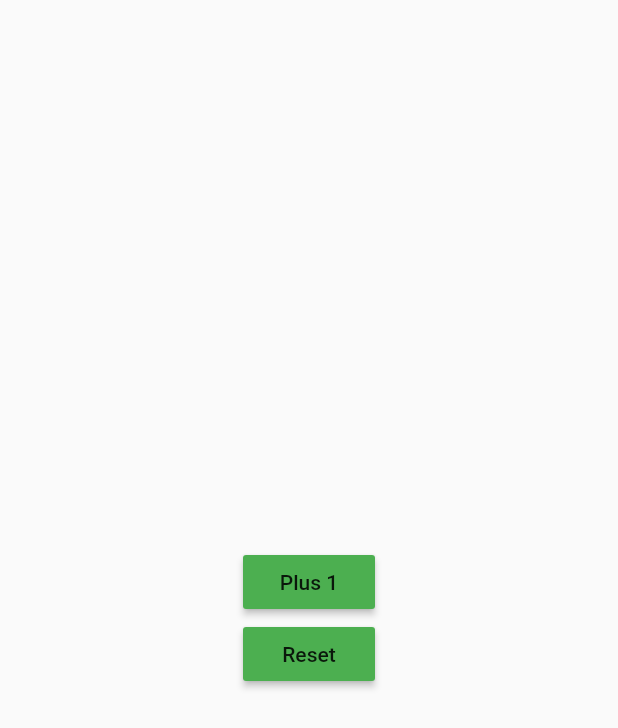
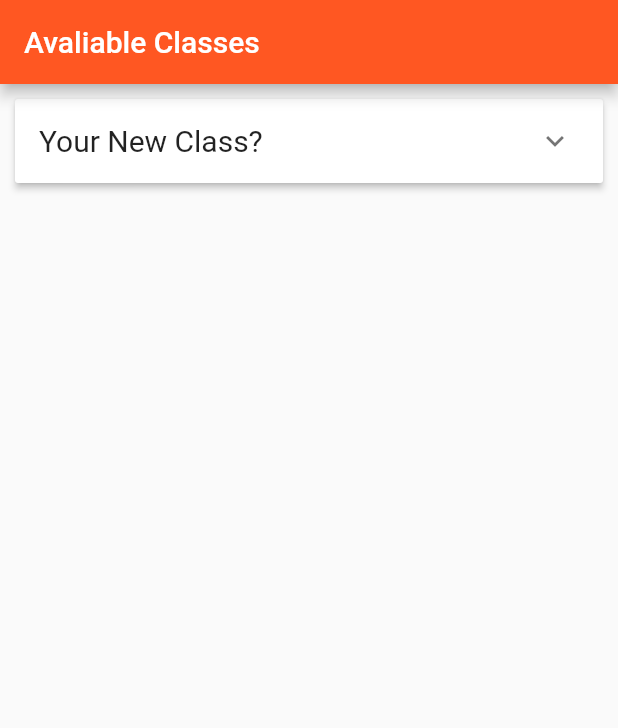
Before and after one commit to mobileappdevhm/concept-team-2-fml-ben, a Flutter app: the AvaliableClass screen opened directly, on a phone screen of 412 x 824 dp. Shown: the top 728 px of the screen. Run offline on Flutter 3.47's test engine with Material 2 defaults, Android fonts, the phone set to English and light mode, and no system bars.

Commit message:
Added better working drop downs for My classes and Avaliable classes.

```diff
--- a/lib/AvaliableClass.dart
+++ b/lib/AvaliableClass.dart
@@ -1,5 +1,7 @@
 import 'package:flutter/material.dart';
 import 'globals.dart' as globals;
+import 'GlobalFunctions.dart';
+
 
 class AvaliableClass extends StatefulWidget {
   AvaliableClass({Key key}) : super(key: key);
@@ -9,34 +11,51 @@ class AvaliableClass extends StatefulWidget {
 }
 
 class _AvaliableClassState extends State<AvaliableClass>{
+  List<Class> ClassList = getAvaliableClasses();
+
   @override
   Widget build(BuildContext context) {
-    return new Container(
-      child: new Center(
-        child: new Column(
-          mainAxisAlignment: MainAxisAlignment.center,
-          children: <Widget>[
-            new RaisedButton(
-              child: new Text("Plus 1"),
-              color: Colors.green,
-              onPressed: _incrementCounter,
-            ),
-            new RaisedButton(
-              child: new Text("Reset"),
-              color: Colors.green,
-              onPressed: _resetCounter,
-            ),
-          ],
-        ),
+    ListView Class_List;
+    Class_List = new ListView(
+      children: [
+        new Padding(
+          padding: new EdgeInsets.all(10.0),
+          child: new ExpansionPanelList(
+            expansionCallback: (int index, bool isExpanded) {
+              setState(() {
+                ClassList[index].isExpanded = !ClassList[index].isExpanded;
+              });
+            },
+            children: ClassList.map((Class item) {
+              return new ExpansionPanel(
+                headerBuilder: (BuildContext context, bool isExpanded) {
+                  return new ListTile(
+                    title: new Text(
+                      item.header,
+                      textAlign: TextAlign.left,
+                      style: new TextStyle(
+                        fontSize: 20.0,
+                        fontWeight: FontWeight.w400,
+                      ),
+
+                    ),
+                  );
+                },
+                isExpanded: item.isExpanded,
+                body: item.body,
+              );
+            }).toList(),
+          ),
+        )
+      ],
+    );
+    Scaffold scaffold = new Scaffold(
+      appBar: new AppBar(
+        backgroundColor: Colors.deepOrange,
+        title: new Text("Avaliable Classes"),
       ),
+      body: Class_List,
     );
-  }
-
-  void _incrementCounter() {
-    globals.count++;
-  }
-
-  void _resetCounter() {
-    globals.count=0;
+    return scaffold;
   }
 }
--- a/lib/GlobalFunctions.dart
+++ b/lib/GlobalFunctions.dart
@@ -1,32 +1,143 @@
 import 'package:flutter/material.dart';
 import 'globals.dart' as globals;
-
 
 
 class Class {
   bool isExpanded;
   final String header;
   final Widget body;
+
   Class(this.isExpanded, this.header, this.body);
 }
 
-List<Class> getMyClasses(){
+
+List<Class> getMyClasses() {
   List<Class> ClassList = <Class>[];
-  for(int i = 0; i < globals.count; i++) {
+  //Poll database for information and number of entries.
+  for (int i = 0; i < globals.count; i++) {
     ClassList.add(
       new Class(
         false,
         "This is my class xD its nme is super long dont you think",
-        new Padding(
-          padding: new EdgeInsets.all(20.0),
-          child: new Column(
-              children: <Widget>[
-                new Text("YOU MADE IT")
-              ]
+
+        new Container(
+          padding: new EdgeInsets.fromLTRB(8.0, 0.0, 0.0, 8.0),
+          child: new Row(
+
+            crossAxisAlignment: CrossAxisAlignment.start,
+
+            children: <Widget>[
+              new Column(
+                  children: <Widget>[
+                    new Padding(
+                        padding: new EdgeInsets.fromLTRB(8.0, 0.0, 0.0, 0.0)),
+                    new Text(
+                      'Class Time',
+                      style: new TextStyle(
+                        fontSize: 25.0,
+                      ),
+                    ),
+                    new Text(
+                      'Class Location',
+                      style: new TextStyle(
+                        fontSize: 25.0,
+                      ),
+                    ),
+                  ]
+              ),
+              new Padding(
+                  padding: new EdgeInsets.fromLTRB(20.0, 0.0, 0.0, 8.0)),
+              new FloatingActionButton(
+                backgroundColor: Colors.blue,
+                onPressed: null,
+                child: new Text("i",
+                  style: new TextStyle(
+                    fontWeight: FontWeight.bold,
+                    fontSize: 35.0,
+                  ),
+                ),
+              ),
+              new Padding(
+                  padding: new EdgeInsets.fromLTRB(0.0, 0.0, 0.0, 20.0)),
+
+            ],
           ),
         ),
+
       ),
     );
   }
   return ClassList;
 }
+
+List<Class> getAvaliableClasses() {
+  List<Class> ClassList = <Class>[];
+  //Poll database for information and number of entries.
+  for (int i = 0; i < globals.count; i++) {
+    ClassList.add(
+      new Class(
+        false,
+        "Your New Class?",
+
+        new Container(
+          padding: new EdgeInsets.fromLTRB(8.0, 0.0, 0.0, 8.0),
+          child: new Row(
+
+            crossAxisAlignment: CrossAxisAlignment.start,
+
+            children: <Widget>[
+              new Column(
+                  children: <Widget>[
+                    new Padding(
+                        padding: new EdgeInsets.fromLTRB(8.0, 0.0, 0.0, 0.0)),
+                    new Text(
+                      'Class Time',
+                      style: new TextStyle(
+                        fontSize: 25.0,
+                      ),
+                    ),
+                    new Text(
+                      'Class Location',
+                      style: new TextStyle(
+                        fontSize: 25.0,
+                      ),
+                    ),
+                  ]
+              ),
+              new Padding(
+                  padding: new EdgeInsets.fromLTRB(20.0, 0.0, 0.0, 8.0)),
+              new FloatingActionButton(
+                backgroundColor: Colors.blue,
+                onPressed: null,
+                child: new Text("i",
+                  style: new TextStyle(
+                    fontWeight: FontWeight.bold,
+                    fontSize: 35.0,
+                  ),
+                ),
+              ),
+              new Padding(
+                  padding: new EdgeInsets.fromLTRB(50.0, 0.0, 0.0, 8.0)),
+              new FloatingActionButton(
+                backgroundColor: Colors.red,
+                onPressed: null,
+                child: new Text("+",
+                  style: new TextStyle(
+                    fontWeight: FontWeight.bold,
+                    fontSize: 35.0,
+                  ),
+                ),
+              ),
+
+              new Padding(
+                  padding: new EdgeInsets.fromLTRB(0.0, 0.0, 0.0, 20.0)),
+
+            ],
+          ),
+        ),
+
+      ),
+    );
+  }
+  return ClassList;
+}
--- a/lib/Globals.dart
+++ b/lib/Globals.dart
@@ -1,3 +1,5 @@
 library my_prj.globals;
 
 int count = 1;
+
+List<int> classIndex = [];
```
